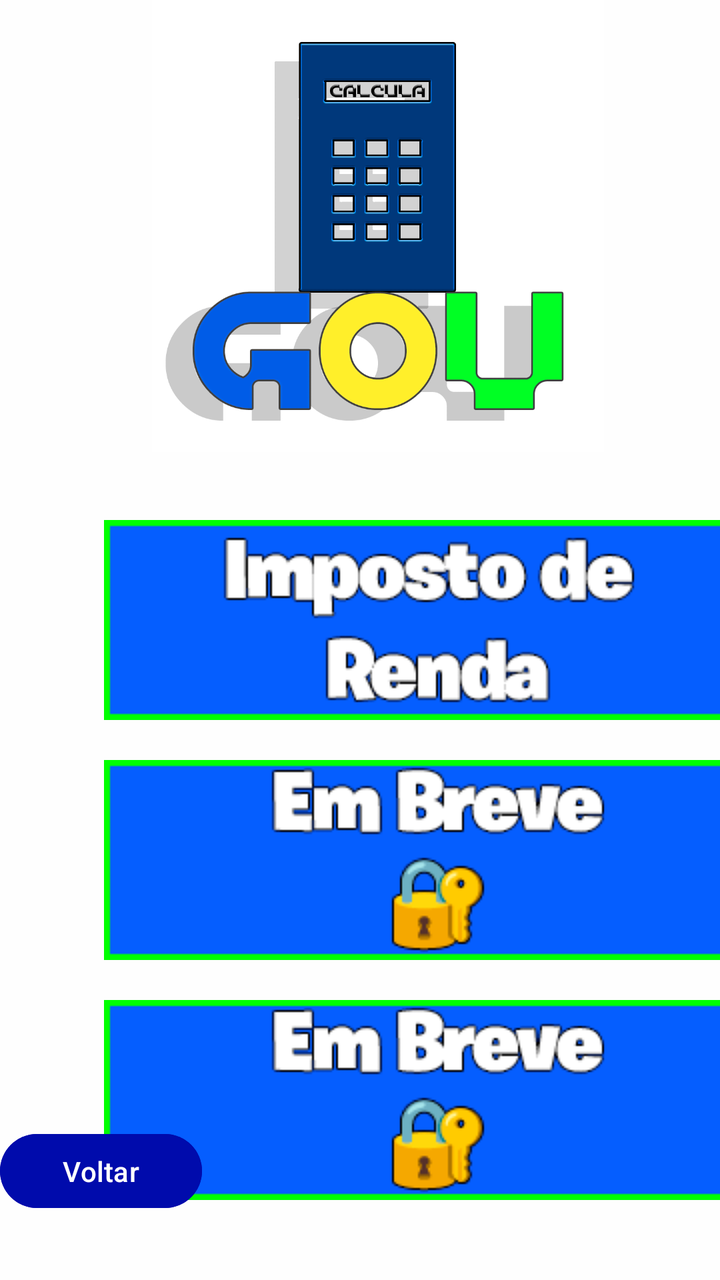
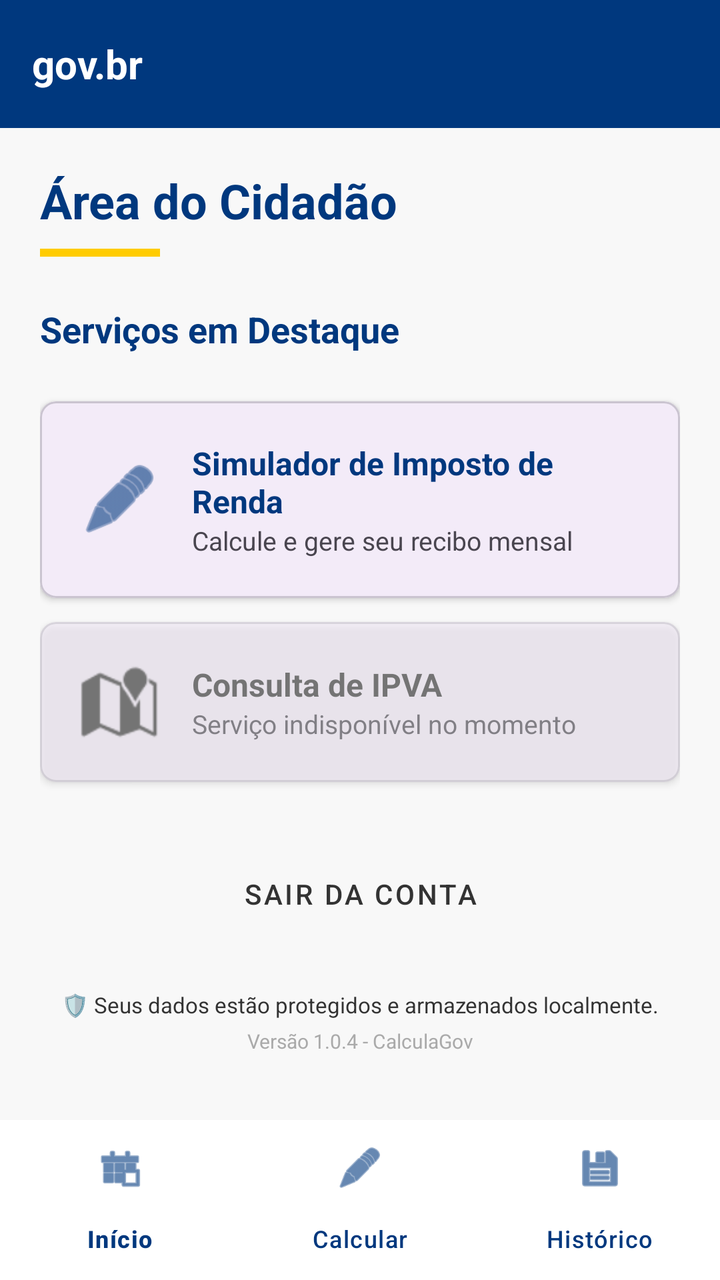

Before-and-after screenshots of an Android layout around one commit, followed by the original layout XML and the change that was made.
<!-- AndroidManifest.xml: application theme Theme.CalcGov -->
<!-- res/layout/activity_home.xml -->
<?xml version="1.0" encoding="utf-8"?>
<androidx.constraintlayout.widget.ConstraintLayout xmlns:android="http://schemas.android.com/apk/res/android"
    xmlns:app="http://schemas.android.com/apk/res-auto"
    xmlns:tools="http://schemas.android.com/tools"
    android:layout_width="match_parent"
    android:layout_height="match_parent"
    android:background="#FFFFFF"
    android:backgroundTint="#FEFEFE">

    <ImageButton
        android:id="@+id/iptu"
        android:layout_width="325dp"
        android:layout_height="100dp"
        android:layout_marginStart="52dp"
        android:layout_marginTop="20dp"
        app:layout_constraintStart_toStartOf="parent"
        app:layout_constraintTop_toBottomOf="@id/ipva"
        app:srcCompat="@drawable/iptu" />

    <ImageButton
        android:id="@+id/ipva"
        android:layout_width="325dp"
        android:layout_height="100dp"
        android:layout_marginStart="52dp"
        android:layout_marginTop="20dp"
        app:layout_constraintStart_toStartOf="parent"
        app:layout_constraintTop_toBottomOf="@id/irenda"
        app:srcCompat="@drawable/ipva" />

    <ImageButton
        android:id="@+id/irenda"
        android:layout_width="325dp"
        android:layout_height="100dp"
        android:layout_marginStart="52dp"
        android:layout_marginTop="260dp"
        app:layout_constraintStart_toStartOf="parent"
        app:layout_constraintTop_toTopOf="parent"
        app:srcCompat="@drawable/irenda" />

    <Button
        android:id="@+id/VoltarHome"
        android:layout_width="101dp"
        android:layout_height="45dp"
        android:layout_marginBottom="32dp"
        android:backgroundTint="#000BAC"
        android:text="Voltar"
        app:layout_constraintBottom_toBottomOf="parent"
        tools:layout_editor_absoluteX="31dp" />

    <ImageView
        android:id="@+id/imageView3"
        android:layout_width="378dp"
        android:layout_height="226dp"
        app:srcCompat="@drawable/calcgovlogo"
        tools:layout_editor_absoluteX="17dp"
        tools:layout_editor_absoluteY="2dp" />

</androidx.constraintlayout.widget.ConstraintLayout>
<!-- resources referenced by this layout -->
<resources>
  <!-- drawable calcgovlogo: png bitmap (drawable, 54355 bytes) -->
  <!-- drawable iptu: png bitmap (drawable, 6497 bytes) -->
  <!-- drawable ipva: png bitmap (drawable, 6497 bytes) -->
  <!-- drawable irenda: png bitmap (drawable, 7734 bytes) -->
  <style name="Theme.CalcGov" parent="Base.Theme.CalcGov" />
  <style name="Base.Theme.CalcGov" parent="Theme.Material3.DayNight.NoActionBar">
          
          
      </style>
</resources>

<!-- the commit's change to res/layout/activity_home.xml (unified diff, before → after) -->
@@ -1,58 +1,274 @@
 <?xml version="1.0" encoding="utf-8"?>
-<androidx.constraintlayout.widget.ConstraintLayout xmlns:android="http://schemas.android.com/apk/res/android"
+<androidx.coordinatorlayout.widget.CoordinatorLayout xmlns:android="http://schemas.android.com/apk/res/android"
     xmlns:app="http://schemas.android.com/apk/res-auto"
     xmlns:tools="http://schemas.android.com/tools"
     android:layout_width="match_parent"
     android:layout_height="match_parent"
-    android:background="#FFFFFF"
-    android:backgroundTint="#FEFEFE">
-
-    <ImageButton
-        android:id="@+id/iptu"
-        android:layout_width="325dp"
-        android:layout_height="100dp"
-        android:layout_marginStart="52dp"
-        android:layout_marginTop="20dp"
-        app:layout_constraintStart_toStartOf="parent"
-        app:layout_constraintTop_toBottomOf="@id/ipva"
-        app:srcCompat="@drawable/iptu" />
-
-    <ImageButton
-        android:id="@+id/ipva"
-        android:layout_width="325dp"
-        android:layout_height="100dp"
-        android:layout_marginStart="52dp"
-        android:layout_marginTop="20dp"
-        app:layout_constraintStart_toStartOf="parent"
-        app:layout_constraintTop_toBottomOf="@id/irenda"
-        app:srcCompat="@drawable/ipva" />
-
-    <ImageButton
-        android:id="@+id/irenda"
-        android:layout_width="325dp"
-        android:layout_height="100dp"
-        android:layout_marginStart="52dp"
-        android:layout_marginTop="260dp"
-        app:layout_constraintStart_toStartOf="parent"
-        app:layout_constraintTop_toTopOf="parent"
-        app:srcCompat="@drawable/irenda" />
-
-    <Button
-        android:id="@+id/VoltarHome"
-        android:layout_width="101dp"
-        android:layout_height="45dp"
-        android:layout_marginBottom="32dp"
-        android:backgroundTint="#000BAC"
-        android:text="Voltar"
-        app:layout_constraintBottom_toBottomOf="parent"
-        tools:layout_editor_absoluteX="31dp" />
-
-    <ImageView
-        android:id="@+id/imageView3"
-        android:layout_width="378dp"
-        android:layout_height="226dp"
-        app:srcCompat="@drawable/calcgovlogo"
-        tools:layout_editor_absoluteX="17dp"
-        tools:layout_editor_absoluteY="2dp" />
-
-</androidx.constraintlayout.widget.ConstraintLayout>
+    android:background="@color/gov_gray_light"
+    tools:context=".HomeActivity">
+
+    <com.google.android.material.appbar.AppBarLayout
+        android:layout_width="match_parent"
+        android:layout_height="wrap_content"
+        android:background="@color/gov_blue">
+        <androidx.appcompat.widget.Toolbar
+            android:layout_width="match_parent"
+            android:layout_height="?attr/actionBarSize">
+            <TextView
+                android:layout_width="wrap_content"
+                android:layout_height="wrap_content"
+                android:text="gov.br"
+                android:textColor="@color/white"
+                android:textSize="20sp"
+                android:textStyle="bold" />
+        </androidx.appcompat.widget.Toolbar>
+    </com.google.android.material.appbar.AppBarLayout>
+
+    <androidx.core.widget.NestedScrollView
+        android:layout_width="match_parent"
+        android:layout_height="match_parent"
+        app:layout_behavior="@string/appbar_scrolling_view_behavior">
+
+        <LinearLayout
+            android:layout_width="match_parent"
+            android:layout_height="wrap_content"
+            android:orientation="vertical"
+            android:padding="20dp">
+
+            <TextView
+                android:id="@+id/textWelcome"
+                android:layout_width="wrap_content"
+                android:layout_height="wrap_content"
+                android:text="Área do Cidadão"
+                android:textColor="@color/gov_blue"
+                android:textSize="24sp"
+                android:textStyle="bold" />
+
+            <View
+                android:layout_width="60dp"
+                android:layout_height="4dp"
+                android:layout_marginTop="8dp"
+                android:background="@color/gov_gold" />
+
+            
+            <com.google.android.material.card.MaterialCardView
+                android:id="@+id/cardProfileAlert"
+                android:layout_width="match_parent"
+                android:layout_height="wrap_content"
+                android:layout_marginTop="16dp"
+                android:visibility="gone"
+                app:cardBackgroundColor="#FFF9C4"
+                app:cardCornerRadius="8dp"
+                app:cardElevation="0dp"
+                app:strokeColor="#FBC02D"
+                app:strokeWidth="1dp">
+                <LinearLayout
+                    android:layout_width="match_parent"
+                    android:layout_height="wrap_content"
+                    android:orientation="horizontal"
+                    android:padding="12dp"
+                    android:gravity="center_vertical">
+                    <ImageView
+                        android:layout_width="24dp"
+                        android:layout_height="24dp"
+                        android:src="@android:drawable/ic_dialog_alert"
+                        app:tint="#FBC02D"/>
+                    <TextView
+                        android:layout_width="wrap_content"
+                        android:layout_height="wrap_content"
+                        android:layout_marginStart="8dp"
+                        android:text="Complete seu perfil para cálculos automáticos!"
+                        android:textColor="#827717"
+                        android:textSize="12sp"
+                        android:textStyle="bold"/>
+                </LinearLayout>
+            </com.google.android.material.card.MaterialCardView>
+
+            
+            <com.google.android.material.card.MaterialCardView
+                android:id="@+id/cardLastResult"
+                android:layout_width="match_parent"
+                android:layout_height="wrap_content"
+                android:layout_marginTop="16dp"
+                android:visibility="gone"
+                app:cardCornerRadius="8dp"
+                app:cardElevation="4dp"
+                app:strokeColor="@color/gov_blue"
+                app:strokeWidth="1dp">
+                <LinearLayout
+                    android:layout_width="match_parent"
+                    android:layout_height="wrap_content"
+                    android:orientation="vertical"
+                    android:padding="16dp">
+                    <TextView
+                        android:layout_width="wrap_content"
+                        android:layout_height="wrap_content"
+                        android:text="ÚLTIMO CÁLCULO"
+                        android:textColor="@color/gov_blue"
+                        android:textSize="10sp"
+                        android:textStyle="bold"/>
+                    <TextView
+                        android:id="@+id/textLastResultValue"
+                        android:layout_width="wrap_content"
+                        android:layout_height="wrap_content"
+                        android:text="R$ 0,00"
+                        android:textColor="@color/gov_text_gray"
+                        android:textSize="18sp"
+                        android:textStyle="bold"
+                        android:layout_marginTop="4dp"/>
+                    <TextView
+                        android:id="@+id/textLastResultStatus"
+                        android:layout_width="wrap_content"
+                        android:layout_height="wrap_content"
+                        android:text="Restituição a receber"
+                        android:textSize="12sp"/>
+                </LinearLayout>
+            </com.google.android.material.card.MaterialCardView>
+
+            <TextView
+                android:layout_width="wrap_content"
+                android:layout_height="wrap_content"
+                android:layout_marginTop="24dp"
+                android:text="Serviços em Destaque"
+                android:textColor="@color/gov_blue"
+                android:textStyle="bold"
+                android:textSize="18sp" />
+
+            
+            <com.google.android.material.card.MaterialCardView
+                android:id="@+id/cardIR"
+                android:layout_width="match_parent"
+                android:layout_height="wrap_content"
+                android:layout_marginTop="24dp"
+                android:clickable="true"
+                android:focusable="true"
+                app:cardCornerRadius="8dp"
+                app:cardElevation="2dp">
+
+                <LinearLayout
+                    android:id="@+id/irenda_container"
+                    android:layout_width="match_parent"
+                    android:layout_height="wrap_content"
+                    android:gravity="center_vertical"
+                    android:orientation="horizontal"
+                    android:padding="20dp">
+
+                    <ImageView
+                        android:layout_width="40dp"
+                        android:layout_height="40dp"
+                        android:src="@android:drawable/ic_menu_edit"
+                        app:tint="@color/gov_blue" />
+
+                    <LinearLayout
+                        android:layout_width="0dp"
+                        android:layout_height="wrap_content"
+                        android:layout_marginStart="16dp"
+                        android:layout_weight="1"
+                        android:orientation="vertical">
+
+                        <TextView
+                            android:layout_width="wrap_content"
+                            android:layout_height="wrap_content"
+                            android:text="Simulador de Imposto de Renda"
+                            android:textColor="@color/gov_blue"
+                            android:textSize="16sp"
+                            android:textStyle="bold" />
+
+                        <TextView
+                            android:layout_width="wrap_content"
+                            android:layout_height="wrap_content"
+                            android:text="Calcule e gere seu recibo mensal"
+                            android:textSize="13sp" />
+                    </LinearLayout>
+                </LinearLayout>
+            </com.google.android.material.card.MaterialCardView>
+
+            
+            <com.google.android.material.card.MaterialCardView
+                android:layout_width="match_parent"
+                android:layout_height="wrap_content"
+                android:layout_marginTop="12dp"
+                android:alpha="0.6"
+                app:cardCornerRadius="8dp"
+                app:cardElevation="2dp">
+
+                <LinearLayout
+                    android:layout_width="match_parent"
+                    android:layout_height="wrap_content"
+                    android:gravity="center_vertical"
+                    android:orientation="horizontal"
+                    android:padding="20dp">
+
+                    <ImageView
+                        android:layout_width="40dp"
+                        android:layout_height="40dp"
+                        android:src="@android:drawable/ic_dialog_map"
+                        app:tint="@color/gov_text_gray" />
+
+                    <LinearLayout
+                        android:layout_width="0dp"
+                        android:layout_height="wrap_content"
+                        android:layout_marginStart="16dp"
+                        android:layout_weight="1"
+                        android:orientation="vertical">
+
+                        <TextView
+                            android:layout_width="wrap_content"
+                            android:layout_height="wrap_content"
+                            android:text="Consulta de IPVA"
+                            android:textColor="@color/gov_text_gray"
+                            android:textSize="16sp"
+                            android:textStyle="bold" />
+
+                        <TextView
+                            android:layout_width="wrap_content"
+                            android:layout_height="wrap_content"
+                            android:text="Serviço indisponível no momento"
+                            android:textSize="13sp" />
+                    </LinearLayout>
+                </LinearLayout>
+            </com.google.android.material.card.MaterialCardView>
+
+            <Button
+                android:id="@+id/VoltarHome"
+                style="@style/Widget.MaterialComponents.Button.TextButton"
+                android:layout_width="wrap_content"
+                android:layout_height="wrap_content"
+                android:layout_gravity="center"
+                android:layout_marginTop="32dp"
+                android:text="SAIR DA CONTA"
+                android:textColor="@color/gov_text_gray" />
+
+            <TextView
+                android:layout_width="match_parent"
+                android:layout_height="wrap_content"
+                android:layout_marginTop="24dp"
+                android:gravity="center"
+                android:text="🛡️ Seus dados estão protegidos e armazenados localmente."
+                android:textColor="@color/gov_text_gray"
+                android:textSize="11sp" />
+
+            <TextView
+                android:layout_width="match_parent"
+                android:layout_height="wrap_content"
+                android:layout_marginTop="4dp"
+                android:layout_marginBottom="100dp"
+                android:gravity="center"
+                android:text="Versão 1.0.4 - CalculaGov"
+                android:textColor="#AAAAAA"
+                android:textSize="10sp" />
+
+        </LinearLayout>
+    </androidx.core.widget.NestedScrollView>
+
+    <com.google.android.material.bottomnavigation.BottomNavigationView
+        android:id="@+id/bottomNavigation"
+        android:layout_width="match_parent"
+        android:layout_height="wrap_content"
+        android:layout_gravity="bottom"
+        android:background="@color/white"
+        app:itemIconTint="@color/gov_blue"
+        app:itemTextColor="@color/gov_blue"
+        app:menu="@menu/bottom_nav_menu" />
+
+</androidx.coordinatorlayout.widget.CoordinatorLayout>
<!-- resource entries referenced after the edit -->
@@ -1,9 +1,10 @@
 <!-- resources referenced by this layout -->
 <resources>
-  <!-- drawable calcgovlogo: png bitmap (drawable, 54355 bytes) -->
-  <!-- drawable iptu: png bitmap (drawable, 6497 bytes) -->
-  <!-- drawable ipva: png bitmap (drawable, 6497 bytes) -->
-  <!-- drawable irenda: png bitmap (drawable, 7734 bytes) -->
+  <color name="gov_blue">#00387E</color>
+  <color name="gov_gold">#FFCC00</color>
+  <color name="gov_gray_light">#F8F8F8</color>
+  <color name="gov_text_gray">#333333</color>
+  <color name="white">#FFFFFFFF</color>
   <style name="Theme.CalcGov" parent="Base.Theme.CalcGov" />
   <style name="Base.Theme.CalcGov" parent="Theme.Material3.DayNight.NoActionBar">
           
